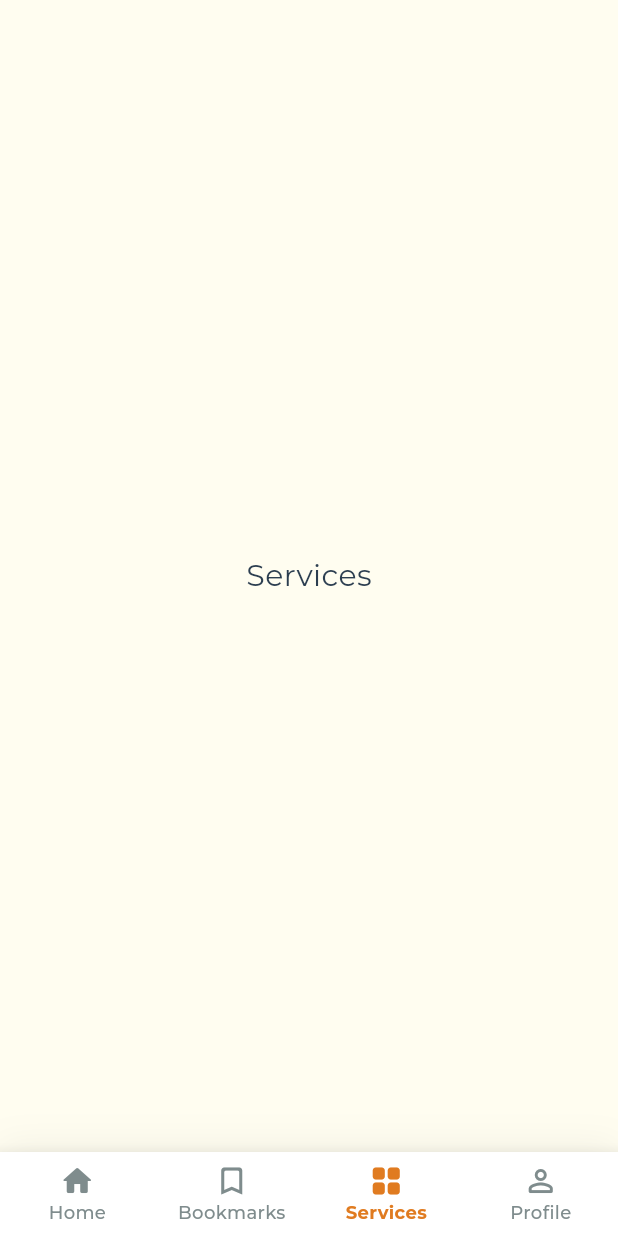
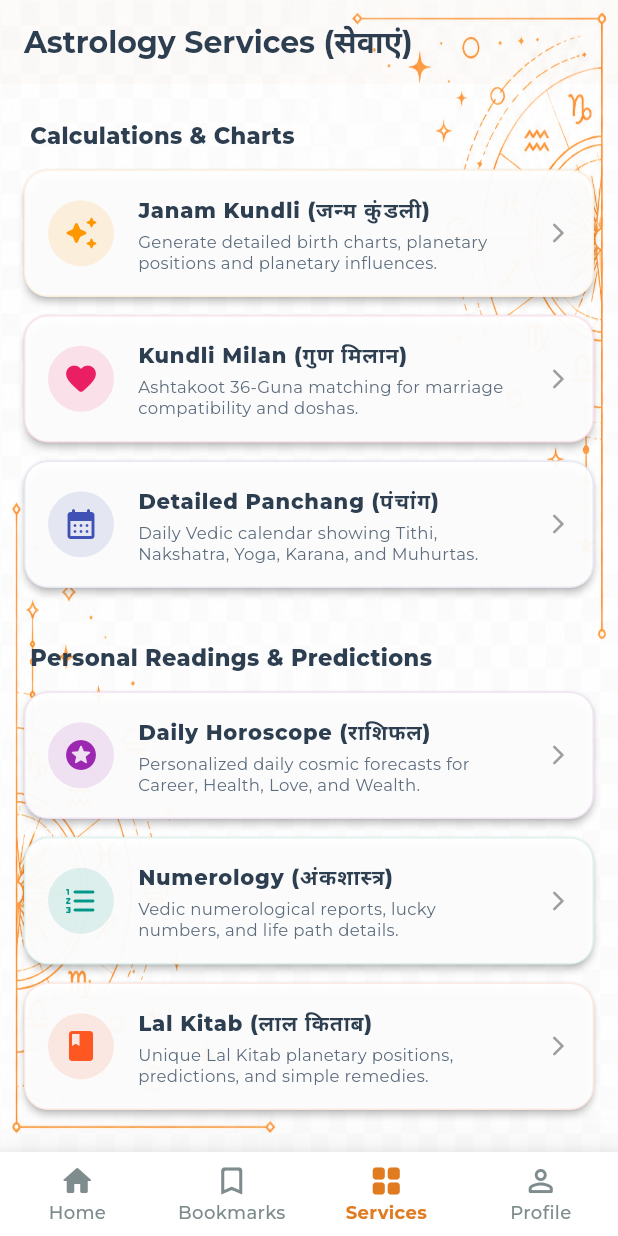
Before and after one commit to bits-and-bytes55/Kundli-App, a Flutter app: the DashboardScreen screen opened directly, item 3 of the bottom bar chosen, on a phone screen of 412 x 824 dp. Run offline on Flutter 3.47's test engine with Material 3 defaults, Android fonts, the phone set to English and light mode, and no system bars; our stand-ins replace dio, geocoding, geolocator, get, google_fonts, shared_preferences; accounts and stored records are empty; network calls fail.

Commit message:
Implement Daily Horoscope API + UI, Bookmarks saved charts, Services Tab, Transits screen, and connect all quick services grid buttons

```diff
--- a/kundli_app/lib/screens/dashboard/dashboard_screen.dart
+++ b/kundli_app/lib/screens/dashboard/dashboard_screen.dart
@@ -2,6 +2,8 @@ import 'package:flutter/material.dart';
 import 'package:get/get.dart';
 import '../home/home_tab.dart';
 import '../profile/profile_tab.dart';
+import '../bookmarks/bookmarks_tab.dart';
+import '../services/services_tab.dart';
 import '../../theme/app_theme.dart';
 
 class DashboardScreen extends StatefulWidget {
@@ -16,8 +18,8 @@ class _DashboardScreenState extends State<DashboardScreen> {
 
   final List<Widget> _pages = [
     const HomeTab(),
-    const Center(child: Text('Bookmarks', style: TextStyle(fontSize: 20))),
-    const Center(child: Text('Services', style: TextStyle(fontSize: 20))),
+    const BookmarksTab(),
+    const ServicesTab(),
     const ProfileTab(),
   ];
 
--- a/kundli_app/lib/screens/home/home_tab.dart
+++ b/kundli_app/lib/screens/home/home_tab.dart
@@ -3,6 +3,8 @@ import 'package:get/get.dart';
 import '../birth_form_screen.dart';
 import '../milan_screen.dart';
 import '../panchang_screen.dart';
+import '../horoscope_screen.dart';
+import '../transit_screen.dart';
 import '../../controllers/panchang_controller.dart';
 import '../../theme/app_theme.dart';
 
@@ -97,15 +99,15 @@ class HomeTab extends StatelessWidget {
               shrinkWrap: true, physics: const NeverScrollableScrollPhysics(),
               crossAxisCount: 3, mainAxisSpacing: 12, crossAxisSpacing: 12, childAspectRatio: 0.88,
               children: [
-                _svc(Icons.auto_awesome_rounded, 'Kundli', AppColors.primary, () => Get.to(() => BirthFormScreen())),
+                _svc(Icons.auto_awesome_rounded, 'Kundli', AppColors.primary, () => Get.to(() => BirthFormScreen(initialTabIdx: 0))),
                 _svc(Icons.favorite_rounded, 'Milan', const Color(0xFFE91E63), () => Get.to(() => const MilanScreen())),
-                _svc(Icons.timelapse_rounded, 'Dasha', const Color(0xFF9C27B0), () => Get.to(() => BirthFormScreen())),
+                _svc(Icons.timelapse_rounded, 'Dasha', const Color(0xFF9C27B0), () => Get.to(() => BirthFormScreen(initialTabIdx: 5))),
                 _svc(Icons.calendar_month_rounded, 'Panchang', const Color(0xFFFF5722), () => Get.to(() => const PanchangScreen())),
-                _svc(Icons.stars_rounded, 'Horoscope', AppColors.primary, () {}),
-                _svc(Icons.format_list_numbered_rounded, 'Numerology', const Color(0xFF4CAF50), () {}),
-                _svc(Icons.book_rounded, 'Lal Kitab', const Color(0xFF795548), () {}),
-                _svc(Icons.layers_rounded, 'Shodashvarga', const Color(0xFF607D8B), () {}),
-                _svc(Icons.wb_twilight_rounded, 'Transit', const Color(0xFF2196F3), () {}),
+                _svc(Icons.stars_rounded, 'Horoscope', AppColors.primary, () => Get.to(() => const HoroscopeScreen())),
+                _svc(Icons.format_list_numbered_rounded, 'Numerology', const Color(0xFF4CAF50), () => Get.to(() => BirthFormScreen(initialTabIdx: 9))),
+                _svc(Icons.book_rounded, 'Lal Kitab', const Color(0xFF795548), () => Get.to(() => BirthFormScreen(initialTabIdx: 8))),
+                _svc(Icons.layers_rounded, 'Shodashvarga', const Color(0xFF607D8B), () => Get.to(() => BirthFormScreen(initialTabIdx: 7))),
+                _svc(Icons.wb_twilight_rounded, 'Transit', const Color(0xFF2196F3), () => Get.to(() => const TransitScreen())),
               ],
             ),
             const SizedBox(height: 20),
--- a/kundli_app/lib/screens/kundli_screen.dart
+++ b/kundli_app/lib/screens/kundli_screen.dart
@@ -14,7 +14,8 @@ import 'kundli/avakahada_tab.dart';
 import 'kundli/gochar_tab.dart';
 
 class KundliScreen extends StatefulWidget {
-  const KundliScreen({super.key});
+  final int initialTabIdx;
+  const KundliScreen({super.key, this.initialTabIdx = 0});
   @override
   State<KundliScreen> createState() => _KundliScreenState();
 }
@@ -33,7 +34,7 @@ class _KundliScreenState extends State<KundliScreen> with SingleTickerProviderSt
   @override
   void initState() {
     super.initState();
-    _tabController = TabController(length: _tabs.length, vsync: this);
+    _tabController = TabController(length: _tabs.length, vsync: this, initialIndex: widget.initialTabIdx);
   }
 
   @override
--- /dev/null
+++ b/kundli_app/lib/screens/services/services_tab.dart
@@ -0,0 +1,153 @@
+import 'package:flutter/material.dart';
+import 'package:get/get.dart';
+import '../birth_form_screen.dart';
+import '../milan_screen.dart';
+import '../panchang_screen.dart';
+import '../horoscope_screen.dart';
+import '../transit_screen.dart';
+import '../../theme/app_theme.dart';
+import '../../theme/custom_shadows.dart';
+
+class ServicesTab extends StatelessWidget {
+  const ServicesTab({super.key});
+
+  @override
+  Widget build(BuildContext context) {
+    return Container(
+      decoration: const BoxDecoration(
+        color: AppColors.scaffoldBg,
+        image: DecorationImage(
+          image: AssetImage('assets/images/ChatGPT Image Jun 14, 2026, 10_51_39 PM.png'),
+          fit: BoxFit.fill,
+        ),
+      ),
+      child: Scaffold(
+        backgroundColor: Colors.transparent,
+        appBar: AppBar(
+          title: const Text('Astrology Services (सेवाएं)'),
+          elevation: 0.5,
+        ),
+        body: ListView(
+          padding: const EdgeInsets.all(16),
+          children: [
+            _buildSectionHeader('Calculations & Charts'),
+            _buildServiceItem(
+              Icons.auto_awesome_rounded,
+              'Janam Kundli (जन्म कुंडली)',
+              'Generate detailed birth charts, planetary positions and planetary influences.',
+              Colors.orange,
+              () => Get.to(() => BirthFormScreen(initialTabIdx: 0)),
+            ),
+            _buildServiceItem(
+              Icons.favorite_rounded,
+              'Kundli Milan (गुण मिलान)',
+              'Ashtakoot 36-Guna matching for marriage compatibility and doshas.',
+              Colors.pink,
+              () => Get.to(() => const MilanScreen()),
+            ),
+            _buildServiceItem(
+              Icons.calendar_month_rounded,
+              'Detailed Panchang (पंचांग)',
+              'Daily Vedic calendar showing Tithi, Nakshatra, Yoga, Karana, and Muhurtas.',
+              Colors.indigo,
+              () => Get.to(() => const PanchangScreen()),
+            ),
+            const SizedBox(height: 16),
+            _buildSectionHeader('Personal Readings & Predictions'),
+            _buildServiceItem(
+              Icons.stars_rounded,
+              'Daily Horoscope (राशिफल)',
+              'Personalized daily cosmic forecasts for Career, Health, Love, and Wealth.',
+              Colors.purple,
+              () => Get.to(() => const HoroscopeScreen()),
+            ),
+            _buildServiceItem(
+              Icons.format_list_numbered_rounded,
+              'Numerology (अंकशास्त्र)',
+              'Vedic numerological reports, lucky numbers, and life path details.',
+              Colors.teal,
+              () => Get.to(() => BirthFormScreen(initialTabIdx: 9)),
+            ),
+            _buildServiceItem(
+              Icons.book_rounded,
+              'Lal Kitab (लाल किताब)',
+              'Unique Lal Kitab planetary positions, predictions, and simple remedies.',
+              Colors.deepOrange,
+              () => Get.to(() => BirthFormScreen(initialTabIdx: 8)),
+            ),
+            const SizedBox(height: 16),
+            _buildSectionHeader('Divisions & Transits'),
+            _buildServiceItem(
+              Icons.wb_twilight_rounded,
+              'Planet Transits (गोचर)',
+              'Realtime celestial transits and planetary degree movements in signs.',
+              Colors.blue,
+              () => Get.to(() => const TransitScreen()),
+            ),
+            _buildServiceItem(
+              Icons.layers_rounded,
+              'Shodashvarga (षोडशवर्ग)',
+              '16 divisional charts including Navamsha (D9) for micro analysis.',
+              Colors.cyan,
+              () => Get.to(() => BirthFormScreen(initialTabIdx: 7)),
+            ),
+            _buildServiceItem(
+              Icons.timelapse_rounded,
+              'Vimshottari Dasha (महादशा)',
+              'Calculate planetary periods and subperiods to forecast event timings.',
+              Colors.green,
+              () => Get.to(() => BirthFormScreen(initialTabIdx: 5)),
+            ),
+            const SizedBox(height: 30),
+          ],
+        ),
+      ),
+    );
+  }
+
+  Widget _buildSectionHeader(String title) {
+    return Padding(
+      padding: const EdgeInsets.only(left: 4, bottom: 12, top: 8),
+      child: Text(
+        title,
+        style: const TextStyle(fontWeight: FontWeight.w800, fontSize: 15, color: AppColors.textDark),
+      ),
+    );
+  }
+
+  Widget _buildServiceItem(IconData icon, String title, String desc, Color color, VoidCallback onTap) {
+    return Card(
+      elevation: 2,
+      margin: const EdgeInsets.only(bottom: 12),
+      color: Colors.white.withOpacity(0.95),
+      shape: RoundedRectangleBorder(
+        borderRadius: BorderRadius.circular(16),
+        side: BorderSide(color: color.withOpacity(0.12), width: 1),
+      ),
+      child: ListTile(
+        contentPadding: const EdgeInsets.symmetric(horizontal: 16, vertical: 8),
+        leading: Container(
+          padding: const EdgeInsets.all(10),
+          decoration: BoxDecoration(
+            color: color.withOpacity(0.12),
+            shape: BoxShape.circle,
+          ),
+          child: Icon(icon, color: color, size: 24),
+        ),
+        title: Text(
+          title,
+          style: const TextStyle(fontWeight: FontWeight.w800, fontSize: 14, color: AppColors.textDark),
+        ),
+        subtitle: Padding(
+          padding: const EdgeInsets.only(top: 4),
+          child: Text(
+            desc,
+            style: const TextStyle(fontSize: 11, color: AppColors.textMedium, height: 1.3),
+          ),
+        ),
+        trailing: const Icon(Icons.arrow_forward_ios_rounded, size: 16, color: Colors.grey),
+        onTap: onTap,
+      ),
+    );
+  }
+}
```
Also changed, not shown: kundli_app/lib/screens/birth_form_screen.dart (+55 -4 lines), kundli_app/lib/screens/bookmarks/bookmarks_tab.dart (added, +189 -0 lines), kundli_app/lib/screens/horoscope_screen.dart (added, +223 -0 lines), kundli_app/lib/screens/transit_screen.dart (added, +34 -0 lines), kundli_app/lib/services/api_service.dart (+13 -0 lines), 2 other files.
